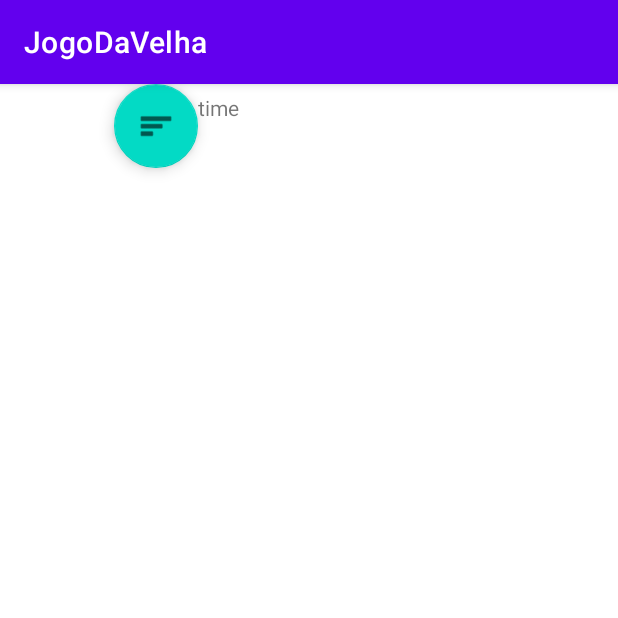
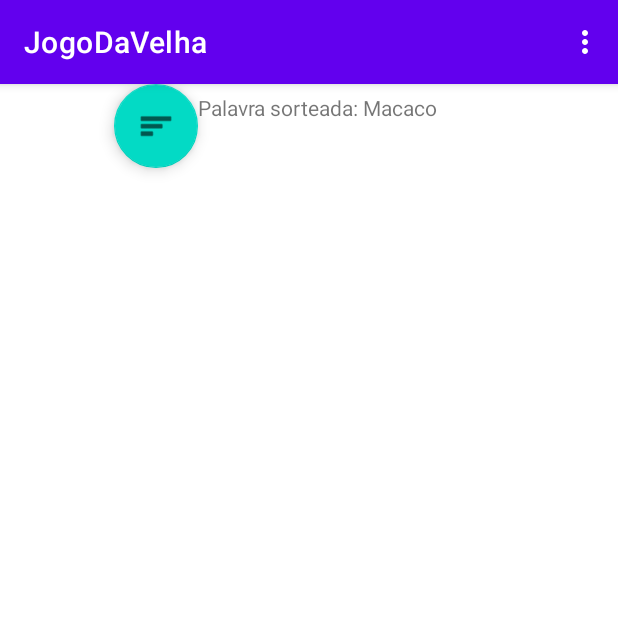
Before and after one commit to NicolyCarvalh/JogoDaForca, an Android app: the TelaJogo screen opened directly, with no data from a screen before it, on a phone screen of 412 x 824 dp, the top half of it. Run offline under Robolectric (Android 15) with nearby library versions, the phone set to English and light mode, and no system bars; Roboto replaces fonts that are not available here.

Commit message:
Criando palavra a ser sorteada.

```diff
--- a/app/src/main/java/com/example/jogodavelha/TelaJogo.java
+++ b/app/src/main/java/com/example/jogodavelha/TelaJogo.java
@@ -4,13 +4,21 @@ import androidx.appcompat.app.AppCompatActivity;
 
 import android.content.Intent;
 import android.os.Bundle;
+import android.view.Menu;
+import android.view.MenuItem;
 import android.widget.ImageView;
 import android.widget.TextView;
+import android.widget.Toast;
+
+import java.util.ArrayList;
+import java.util.List;
+import java.util.Random;
 
 public class TelaJogo extends AppCompatActivity {
-    private TextView tvApelido;
+    private TextView tvApelido, tvPalavraSorteada;
     private ImageView ivAvatar;
-
+    private List<String> listaPalavras;
+    private String palavraSorteada;
 
     @Override
     protected void onCreate(Bundle savedInstanceState) {
@@ -18,7 +26,7 @@ public class TelaJogo extends AppCompatActivity {
         setContentView(R.layout.activity_tela_jogo);
 
         tvApelido = findViewById(R.id.tvApelido);
-        ivAvatar = findViewById(R.id.ivAvatar);
+        tvPalavraSorteada = findViewById(R.id.tvPalavraSorteada);
 
         Intent i1 = getIntent();
         String valorRecebido = i1.getStringExtra("nick");
@@ -28,5 +36,54 @@ public class TelaJogo extends AppCompatActivity {
         //int imagem = i2.getIntExtra("imagem", 0);
         //ivAvatar.setImageResource(imagem);
 
+        listaPalavras = criarListaPalavras();
+        palavraSorteada = sortearPalavraAleatoria();
+
+        tvPalavraSorteada.setText("Palavra sorteada: " + palavraSorteada);
     }
+
+
+    @Override
+    public boolean onCreateOptionsMenu(Menu menu) {
+        getMenuInflater().inflate(R.menu.main_menu, menu);
+        return true;
+    }
+
+    @Override
+    public boolean onOptionsItemSelected(MenuItem item) {
+        int id = item.getItemId();
+
+        switch (id) {
+            case R.id.menu_restart:
+                Toast.makeText(this, "Partida reiniciada", Toast.LENGTH_SHORT).show();
+                return true;
+            case R.id.menu_new_game:
+                Toast.makeText(this, "Nova partida iniciada", Toast.LENGTH_SHORT).show();
+                return true;
+            case R.id.menu_exit:
+                finish();
+                return true;
+        }
+        return super.onOptionsItemSelected(item);
+    }
+    private List<String> criarListaPalavras() {
+        List<String> palavras = new ArrayList<>();
+        palavras.add("Gato");
+        palavras.add("Cachorro");
+        palavras.add("Elefante");
+        palavras.add("Leão");
+        palavras.add("Girafa");
+        palavras.add("Tigre");
+        palavras.add("Macaco");
+        palavras.add("Zebra");
+        palavras.add("Cavalo");
+        palavras.add("Pássaro");
+        return palavras;
+    }
+    private String sortearPalavraAleatoria() {
+        Random random = new Random();
+        int index = random.nextInt(listaPalavras.size());
+        return listaPalavras.get(index);
+    }
+
 }
--- a/app/src/main/res/layout/activity_tela_jogo.xml
+++ b/app/src/main/res/layout/activity_tela_jogo.xml
@@ -37,10 +37,10 @@
             tools:layout_editor_absoluteY="53dp" />
 
         <TextView
-            android:id="@+id/textView"
+            android:id="@+id/tvPalavraSorteada"
             android:layout_width="wrap_content"
             android:layout_height="wrap_content"
-            android:text="time"
+            android:text="Palavra Sorteada Aleatoriamente"
             tools:layout_editor_absoluteX="159dp"
             tools:layout_editor_absoluteY="107dp" />
 
--- a/build.gradle
+++ b/build.gradle
@@ -1,5 +1,5 @@
 // Top-level build file where you can add configuration options common to all sub-projects/modules.
 plugins {
-    id 'com.android.application' version '7.4.2' apply false
-    id 'com.android.library' version '7.4.2' apply false
+    id 'com.android.application' version '8.0.2' apply false
+    id 'com.android.library' version '8.0.2' apply false
 }
--- a/gradle.properties
+++ b/gradle.properties
@@ -19,3 +19,5 @@ android.useAndroidX=true
 # resources declared in the library itself and none from the library's dependencies,
 # thereby reducing the size of the R class for that library
 android.nonTransitiveRClass=true
+android.defaults.buildfeatures.buildconfig=true
+android.nonFinalResIds=false
```
Also changed, not shown: gradle/wrapper/gradle-wrapper.properties.
